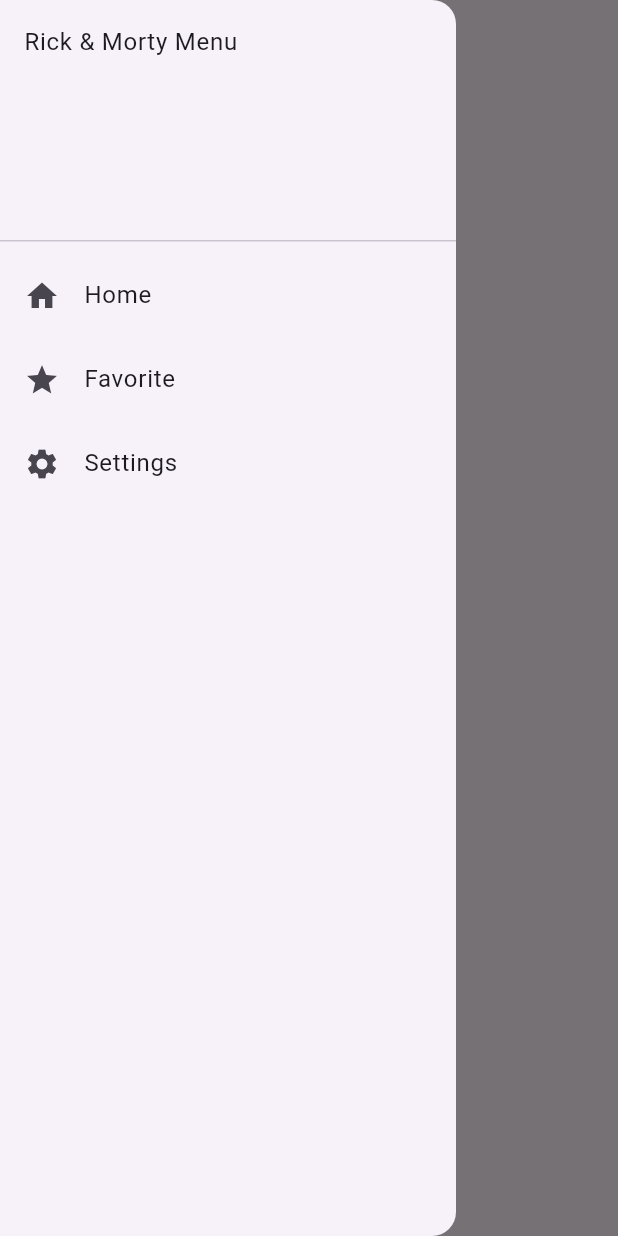
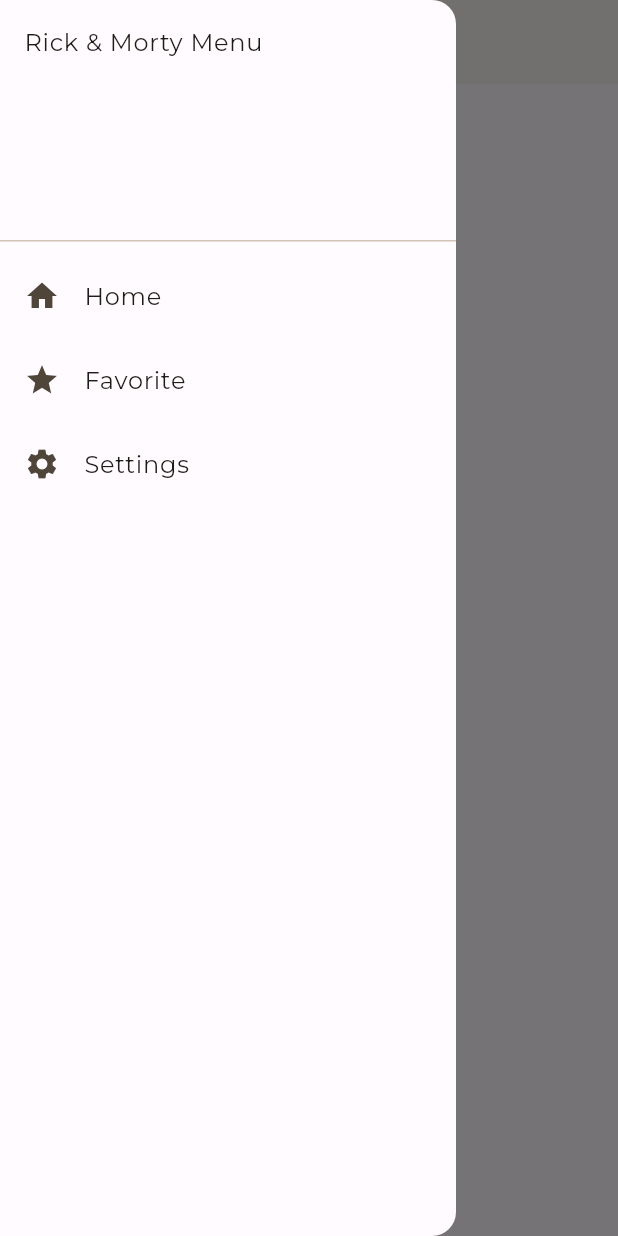
Before and after one commit to rdrewa/RickAndMortyApp, a Flutter app: the screen it shows after launch, with the side drawer open, on a phone screen of 412 x 824 dp. Run offline on Flutter 3.47's test engine with Material 3 defaults, Android fonts, the phone set to English and light mode, and no system bars; our stand-ins replace auto_route, google_fonts; generated files the repository leaves out were written again.

Commit message:
RMRA-5: Using AppTheme

```diff
--- a/lib/app/rick_morty_app.dart
+++ b/lib/app/rick_morty_app.dart
@@ -1,4 +1,5 @@
 import 'package:flutter/material.dart';
+import 'package:rick_morty_app/theme/app_theme.dart';
 
 import 'app_router.dart';
 
@@ -7,5 +8,9 @@ class RickMortyApp extends StatelessWidget {
 
   @override
   Widget build(BuildContext context) => MaterialApp.router(
-      debugShowCheckedModeBanner: false, routerConfig: AppRouter().config());
+      debugShowCheckedModeBanner: false,
+      routerConfig: AppRouter().config(),
+      theme: AppTheme.lightMode,
+      darkTheme: AppTheme.darkMode,
+      themeMode: ThemeMode.system);
 }
--- a/pubspec.yaml
+++ b/pubspec.yaml
@@ -21,6 +21,7 @@ dependencies:
   hooks_riverpod: ^2.5.1
   flutter_hooks: ^0.18.6
   auto_route: ^8.0.3
+  google_fonts: ^4.0.4
 
 dev_dependencies:
   flutter_test:
```
